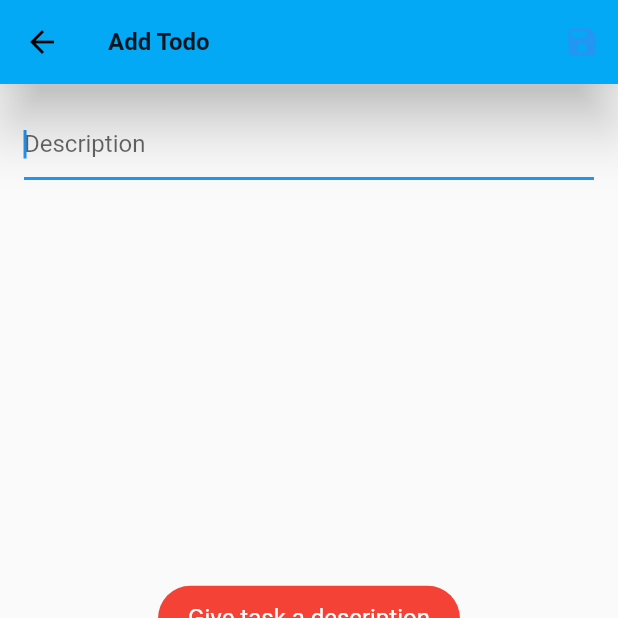
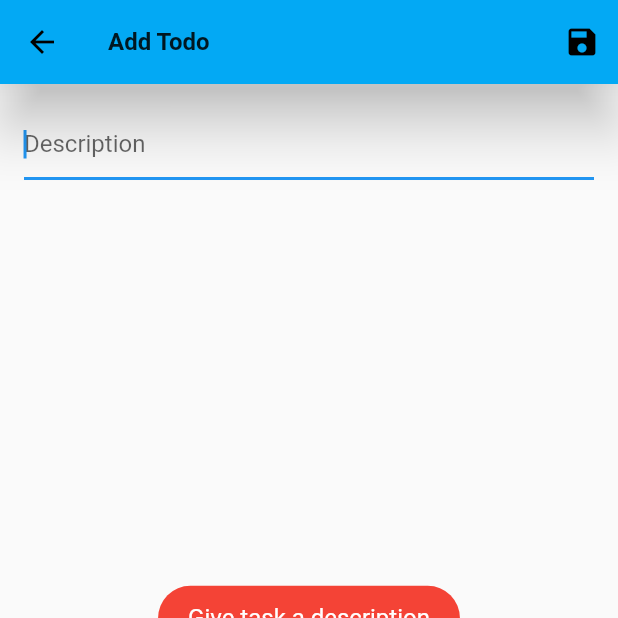
Before and after one commit to tomasbutkevicius/Flutter-practise, a Flutter app: the AddTodoPage screen opened by its route, after a tap on the "save" icon, on a phone screen of 412 x 824 dp, the top half of it. Run offline on Flutter 3.47's test engine with Material 2 defaults, Android fonts, the phone set to English and light mode, and no system bars; our stand-ins replace fluttertoast, hive, hive_flutter, logger; accounts and stored records are empty; generated files the repository leaves out were written again.

Commit message:
improv style todo list/ add undo after add snackbar

```diff
--- a/flutter_provider_test/lib/pages/addTodo.dart
+++ b/flutter_provider_test/lib/pages/addTodo.dart
@@ -22,11 +22,13 @@ class _AddTodoPageState extends State<AddTodoPage> {
       toastWidget("Description must be longer text");
       return;
     }
+    Todo newTodo = Todo(taskDescription: taskDescription, isComplete: false);
 
     Provider.of<TodoData>(context, listen: false)
-        .addTodo(Todo(taskDescription: taskDescription, isComplete: false));
+        .addTodo(newTodo);
+    Provider.of<TodoData>(context, listen: false).setActiveTodo(newTodo.key);
 
-    Navigator.pop(context);
+    Navigator.pop(context, 'Added todo');
   }
 
   @override
@@ -43,7 +45,7 @@ class _AddTodoPageState extends State<AddTodoPage> {
           IconButton(
               icon: Icon(Icons.save),
               iconSize: 24.0,
-              color: Colors.blue,
+              color: Colors.black,
               tooltip: "Save",
               onPressed: () {
                 _addTodo(context);
```
Also changed, not shown: flutter_provider_test/lib/pages/todoList.dart (+34 -13 lines), flutter_provider_test/lib/widgets/todo_tile.dart (+7 -7 lines).
